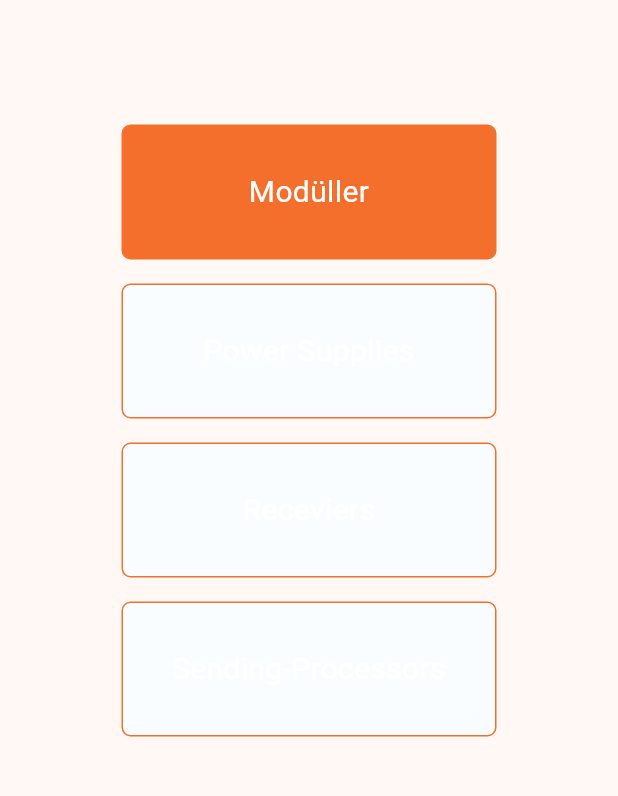
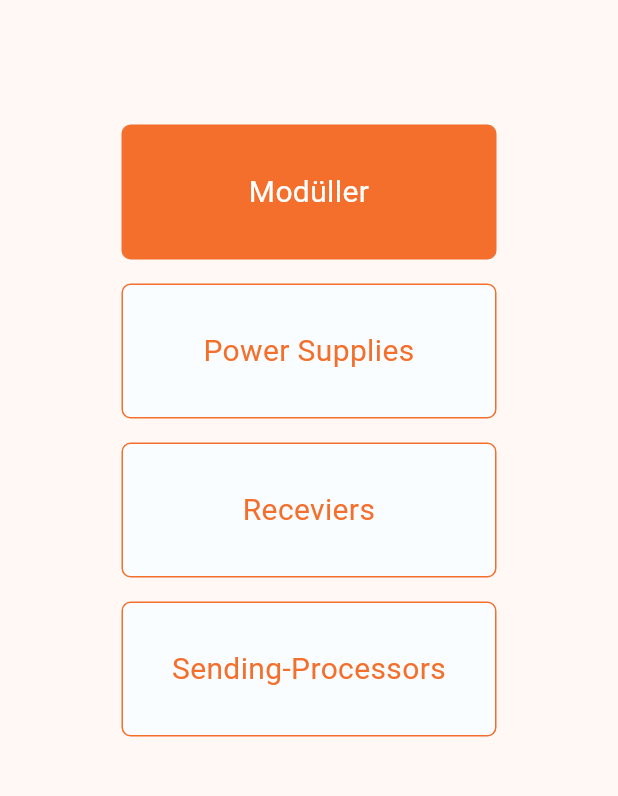
Before and after one commit to nuryds/offer_orange_theme, a Flutter app: the FiyatGuncelle screen opened directly, on a phone screen of 412 x 824 dp, the part 84-880 px from its top. Run offline on Flutter 3.47's test engine with Material 3 defaults, Android fonts, the phone set to English and light mode, and no system bars; our stand-ins replace get, google_fonts.

Commit message:
getx güncellemesi

```diff
--- a/lib/component/custom_button.dart
+++ b/lib/component/custom_button.dart
@@ -10,8 +10,8 @@ class CustomButton extends StatelessWidget {
     this.txtSize,
     required this.width,
     required this.height,
-    this.txtColor = profileCardColor,     // appbar color degişti
-    this.activeColor =primaryColor,
+    this.txtColor = primaryColor,     // appbar color degişti
+    this.activeColor = primaryColor,
     this.passiveColor = backgroundColor,
     this.borderRadius,
     this.activebuttonTxtColor,
--- a/lib/fiyat_guncelle.dart
+++ b/lib/fiyat_guncelle.dart
@@ -5,7 +5,6 @@ import 'package:offer_orange_theme/constant/colors.dart';
 import 'package:offer_orange_theme/ikinci_fiyat_guncelle.dart';
 import 'package:offer_orange_theme/musteri_takip.dart';
 import 'package:offer_orange_theme/teklif_hesapla.dart';
-
 
 class FiyatGuncelle extends StatefulWidget {
   const FiyatGuncelle({super.key});
@@ -15,32 +14,33 @@ class FiyatGuncelle extends StatefulWidget {
 }
 
 class _FiyatGuncelleState extends State<FiyatGuncelle> {
+  bool isDrawerOpen = false;
+  final GlobalKey<ScaffoldState> scaffoldKey = GlobalKey<ScaffoldState>();
 
-  bool isDrawerOpen = false;
-
-  void whenTap(){
-
-  }
+  void whenTap() {}
 
   @override
   Widget build(BuildContext context) {
     return Scaffold(
+      key: scaffoldKey,
       appBar: AppBar(
         actions: [
           IconButton(
-            onPressed:(){
+            onPressed: () {
               Get.to(const IkinciFiyatGuncelle());
             },
-            icon: const Icon(Icons.exit_to_app,color: Colors.white),
+            icon: const Icon(Icons.exit_to_app, color: Colors.white),
           ),
         ],
         backgroundColor: primaryColor,
         title: const Center(
-          child: Text("Fiyat Güncelle",style:TextStyle(color: Colors.white,fontWeight: FontWeight.w300),
+          child: Text(
+            "Fiyat Güncelle",
+            style: TextStyle(color: Colors.white, fontWeight: FontWeight.w300),
           ),
         ),
       ),
-      drawer:Drawer(
+      drawer: Drawer(
         clipBehavior: Clip.none,
         backgroundColor: primaryColor,
         child: Column(
@@ -48,34 +48,45 @@ class _FiyatGuncelleState extends State<FiyatGuncelle> {
             const SizedBox(height: 220),
             ListTile(
               leading: const Icon(Icons.settings_backup_restore),
-              title: const Text("Fiyat Güncelle",style: TextStyle(fontSize: 16,color: Colors.white),),
-              onTap: (){
+              title: const Text(
+                "Fiyat Güncelle",
+                style: TextStyle(fontSize: 16, color: Colors.white),
+              ),
+              onTap: () {
+                scaffoldKey.currentState!.closeDrawer();
                 Get.to(const IkinciFiyatGuncelle());
               },
             ),
             const SizedBox(height: 17),
             ListTile(
               leading: const Icon(Icons.calculate_rounded),
-              title: const Text("Teklif Hesapla",style: TextStyle(fontSize: 16,color: Colors.white),),
-              onTap: (){
+              title: const Text(
+                "Teklif Hesapla",
+                style: TextStyle(fontSize: 16, color: Colors.white),
+              ),
+              onTap: () {
+                scaffoldKey.currentState!.closeDrawer();
                 Get.to(const TeklifHesapla());
               },
             ),
             const SizedBox(height: 17),
             ListTile(
               leading: const Icon(Icons.follow_the_signs),
-              title: const Text("Müşteri Takip",style: TextStyle(fontSize: 16,color: Colors.white),),
-              onTap: (){
+              title: const Text(
+                "Müşteri Takip",
+                style: TextStyle(fontSize: 16, color: Colors.white),
+              ),
+              onTap: () {
+                scaffoldKey.currentState!.closeDrawer();
                 Get.to(const MusteriTakip());
               },
             ),
-
           ],
         ),
       ),
       body: Center(
-        child: ListView(
-          children:[ Column(
+        child: ListView(children: [
+          Column(
             children: [
               const SizedBox(height: 75),
               CustomButton(
@@ -83,9 +94,7 @@ class _FiyatGuncelleState extends State<FiyatGuncelle> {
                 txt: "Modüller",
                 width: 250,
                 height: 90,
-                onPressed: (){
-
-                },
+                onPressed: () {},
                 isActive: true,
               ),
               CustomButton(
@@ -93,9 +102,7 @@ class _FiyatGuncelleState extends State<FiyatGuncelle> {
                 txtSize: 20,
                 width: 250,
                 height: 90,
-                onPressed: (){
-
-                },
+                onPressed: () {},
                 isActive: false,
               ),
               CustomButton(
@@ -103,9 +110,7 @@ class _FiyatGuncelleState extends State<FiyatGuncelle> {
                 txtSize: 20,
                 width: 250,
                 height: 90,
-                onPressed:(){
-
-                },
+                onPressed: () {},
                 isActive: false,
               ),
               CustomButton(
@@ -113,15 +118,12 @@ class _FiyatGuncelleState extends State<FiyatGuncelle> {
                 txt: "Sending-Processors",
                 width: 250,
                 height: 90,
-                onPressed: (){
-
-                },
+                onPressed: () {},
                 isActive: false,
               ),
             ],
           ),
-      ]
-        ),
+        ]),
       ),
     );
   }
--- a/lib/main.dart
+++ b/lib/main.dart
@@ -4,7 +4,9 @@ import 'package:offer_orange_theme/fiyat_guncelle.dart';
 import 'package:offer_orange_theme/ikinci_fiyat_guncelle.dart';
 import 'package:offer_orange_theme/kabinli_led_teklif_hesapla.dart';
 import 'package:offer_orange_theme/normal_led_teklif_hesapla.dart';
+import 'package:offer_orange_theme/scroll_test.dart';
 import 'package:offer_orange_theme/teklif_hesapla.dart';
+import 'package:offer_orange_theme/utils.dart';
 
 void main() {
   runApp(const MyApp());
@@ -23,6 +25,7 @@ class MyApp extends StatelessWidget {
         colorScheme: ColorScheme.fromSeed(seedColor: Colors.orange),
         useMaterial3: true,
       ),
+      scrollBehavior: MyCustomScrollBehavior(),
       home: KabinliLedTeklifHesapla(),
     );
   }
--- a/lib/musteri_takip.dart
+++ b/lib/musteri_takip.dart
@@ -1,4 +1,6 @@
 import 'package:flutter/material.dart';
+import 'package:get/get.dart';
+import 'package:get/get_navigation/get_navigation.dart';
 
 import 'constant/colors.dart';
 // import 'fiyat_guncelle.dart';
@@ -17,7 +19,7 @@ class _MusteriTakipState extends State<MusteriTakip> {
       appBar: AppBar(
         leading: IconButton(
           onPressed: (){
-            //
+            Get.back();
 
           }, icon: const Icon(Icons.arrow_back,color: Colors.white),
 
--- a/lib/normal_led_teklif_hesapla.dart
+++ b/lib/normal_led_teklif_hesapla.dart
@@ -27,7 +27,7 @@ void onTapListtile (){
 class _NormalLedTeklifHesaplaState extends State<NormalLedTeklifHesapla> {
 
 
-   final CheckBoxController _ctrl =Get.put(CheckBoxController());
+   final CheckBoxController _ctrl = Get.put(CheckBoxController());
 
   @override
   Widget build(BuildContext context) {
@@ -39,6 +39,7 @@ class _NormalLedTeklifHesaplaState extends State<NormalLedTeklifHesapla> {
         leading: IconButton(
           onPressed: (){
             Get.to( KabinliLedTeklifHesapla());
+
           }, icon:  Icon(Icons.arrow_back,color: Colors.white),
 
         ),
--- /dev/null
+++ b/lib/utils.dart
@@ -0,0 +1,25 @@
+
+import 'package:flutter/gestures.dart';
+import 'package:flutter/material.dart';
+import 'package:intl/intl.dart';
+
+class Utils {
+  static formatPrice(double price) => '\$ ${price.toStringAsFixed(2)}';
+  static formatSpace(double price) => price.toStringAsFixed(2);
+  static formatDate(DateTime date) => DateFormat.yMd().format(date);
+
+  static String formatDateStrToStr(String stringDate) {
+    DateTime Date = DateFormat('yyyy-MM-dd').parse(stringDate);
+    String formattedDate = DateFormat('dd.MM.yyyy').format(Date);
+    return formattedDate;
+  }
+}
+
+class MyCustomScrollBehavior extends MaterialScrollBehavior {
+  // Override behavior methods and getters like dragDevices
+  @override
+  Set<PointerDeviceKind> get dragDevices => {
+        PointerDeviceKind.touch,
+        PointerDeviceKind.mouse,
+      };
+}
--- a/pubspec.yaml
+++ b/pubspec.yaml
@@ -36,6 +36,8 @@ dependencies:
   # The following adds the Cupertino Icons font to your application.
   # Use with the CupertinoIcons class for iOS style icons.
   cupertino_icons: ^1.0.2
+  intl: ^0.18.1
+
 
 dev_dependencies:
   flutter_test:
@@ -60,8 +62,8 @@ flutter:
   uses-material-design: true
 
   # To add assets to your application, add an assets section, like this:
-  # assets:
-  #   - images/a_dot_burr.jpeg
+  assets:
+    - assets/
   #   - images/a_dot_ham.jpeg
 
   # An image asset can refer to one or more resolution-specific "variants", see
```
Also changed, not shown: lib/kabinli_led_teklif_hesapla.dart (+111 -71 lines), lib/scroll_test.dart (added, +108 -0 lines), lib/teklif_hesapla.dart (+24 -23 lines), assets/fiyat_guncelle.svg (added), lib/constant/styles.dart (added), pubspec.lock, 5 other files.
